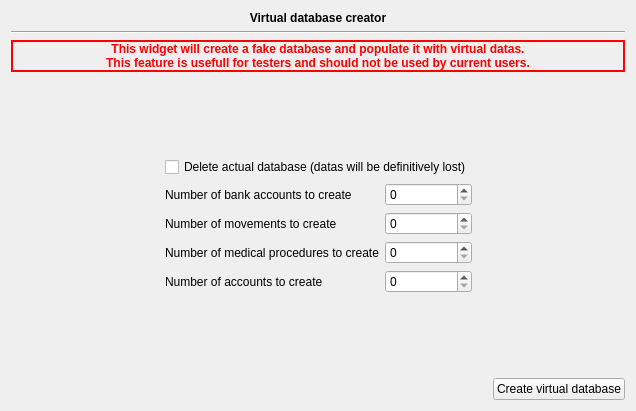
Old version of the form plugins/accountplugin/preferences/virtualdatabasecreator.ui in the repository FreeHealth/freehealth.
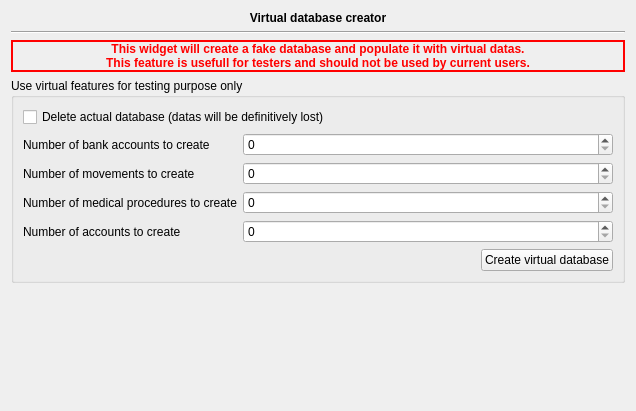
New version of the form.

Diff of the .ui file:
```diff
--- a/plugins/accountplugin/preferences/virtualdatabasecreator.ui
+++ b/plugins/accountplugin/preferences/virtualdatabasecreator.ui
@@ -14,7 +14,7 @@
    <string>Form</string>
   </property>
   <layout class="QGridLayout" name="gridLayout_3">
-   <item row="0" column="0" colspan="3">
+   <item row="0" column="0" colspan="2">
     <widget class="QLabel" name="label">
      <property name="sizePolicy">
       <sizepolicy hsizetype="Preferred" vsizetype="Fixed">
@@ -36,14 +36,14 @@
      </property>
     </widget>
    </item>
-   <item row="1" column="0" colspan="3">
+   <item row="1" column="0" colspan="2">
     <widget class="Line" name="line">
      <property name="orientation">
       <enum>Qt::Horizontal</enum>
      </property>
     </widget>
    </item>
-   <item row="2" column="0" colspan="3">
+   <item row="2" column="0" colspan="2">
     <widget class="QLabel" name="label_2">
      <property name="palette">
       <palette>
@@ -100,97 +100,60 @@
      </property>
     </widget>
    </item>
-   <item row="4" column="0" colspan="3">
-    <layout class="QGridLayout" name="gridLayout">
-     <item row="0" column="1" colspan="2">
+   <item row="3" column="0" colspan="2">
+    <widget class="QGroupBox" name="groupBox">
+     <property name="title">
+      <string>Use virtual features for testing purpose only</string>
+     </property>
+     <layout class="QFormLayout" name="formLayout">
+      <item row="0" column="0" colspan="2">
       <widget class="QCheckBox" name="checkBox">
        <property name="text">
         <string>Delete actual database (datas will be definitively lost)</string>
        </property>
       </widget>
      </item>
-     <item row="1" column="1">
+      <item row="1" column="0">
       <widget class="QLabel" name="label_3">
        <property name="text">
         <string>Number of bank accounts to create</string>
        </property>
       </widget>
      </item>
-     <item row="1" column="2">
+      <item row="1" column="1">
       <widget class="QSpinBox" name="bankAccounts"/>
      </item>
-     <item row="2" column="1">
+      <item row="2" column="0">
       <widget class="QLabel" name="label_4">
        <property name="text">
         <string>Number of movements to create</string>
        </property>
       </widget>
      </item>
-     <item row="2" column="2">
+      <item row="2" column="1">
       <widget class="QSpinBox" name="movements"/>
      </item>
-     <item row="3" column="1">
+      <item row="3" column="0">
       <widget class="QLabel" name="label_5">
        <property name="text">
         <string>Number of medical procedures to create</string>
        </property>
       </widget>
      </item>
-     <item row="3" column="2">
+      <item row="3" column="1">
       <widget class="QSpinBox" name="medicalProcedures"/>
      </item>
-     <item row="4" column="1">
+      <item row="4" column="0">
       <widget class="QLabel" name="label_6">
        <property name="text">
         <string>Number of accounts to create</string>
        </property>
       </widget>
      </item>
-     <item row="4" column="2">
+      <item row="4" column="1">
       <widget class="QSpinBox" name="accounts"/>
      </item>
-     <item row="2" column="0">
-      <spacer name="horizontalSpacer_2">
-       <property name="orientation">
-        <enum>Qt::Horizontal</enum>
-       </property>
-       <property name="sizeHint" stdset="0">
-        <size>
-         <width>40</width>
-         <height>20</height>
-        </size>
-       </property>
-      </spacer>
-     </item>
-     <item row="2" column="3">
-      <spacer name="horizontalSpacer_3">
-       <property name="orientation">
-        <enum>Qt::Horizontal</enum>
-       </property>
-       <property name="sizeHint" stdset="0">
-        <size>
-         <width>40</width>
-         <height>20</height>
-        </size>
-       </property>
-      </spacer>
-     </item>
-    </layout>
-   </item>
-   <item row="5" column="1">
-    <spacer name="verticalSpacer">
-     <property name="orientation">
-      <enum>Qt::Vertical</enum>
-     </property>
-     <property name="sizeHint" stdset="0">
-      <size>
-       <width>20</width>
-       <height>40</height>
-      </size>
-     </property>
-    </spacer>
-   </item>
-   <item row="6" column="0" colspan="3">
+      <item row="5" column="0" colspan="2">
     <layout class="QGridLayout" name="gridLayout_2">
      <item row="0" column="0">
       <spacer name="horizontalSpacer">
@@ -214,8 +177,11 @@
      </item>
     </layout>
    </item>
-   <item row="3" column="2">
-    <spacer name="verticalSpacer_2">
+     </layout>
+    </widget>
+   </item>
+   <item row="4" column="1">
+    <spacer name="verticalSpacer">
      <property name="orientation">
       <enum>Qt::Vertical</enum>
      </property>
```
Lines whose indentation alone changed are shown as unchanged.
